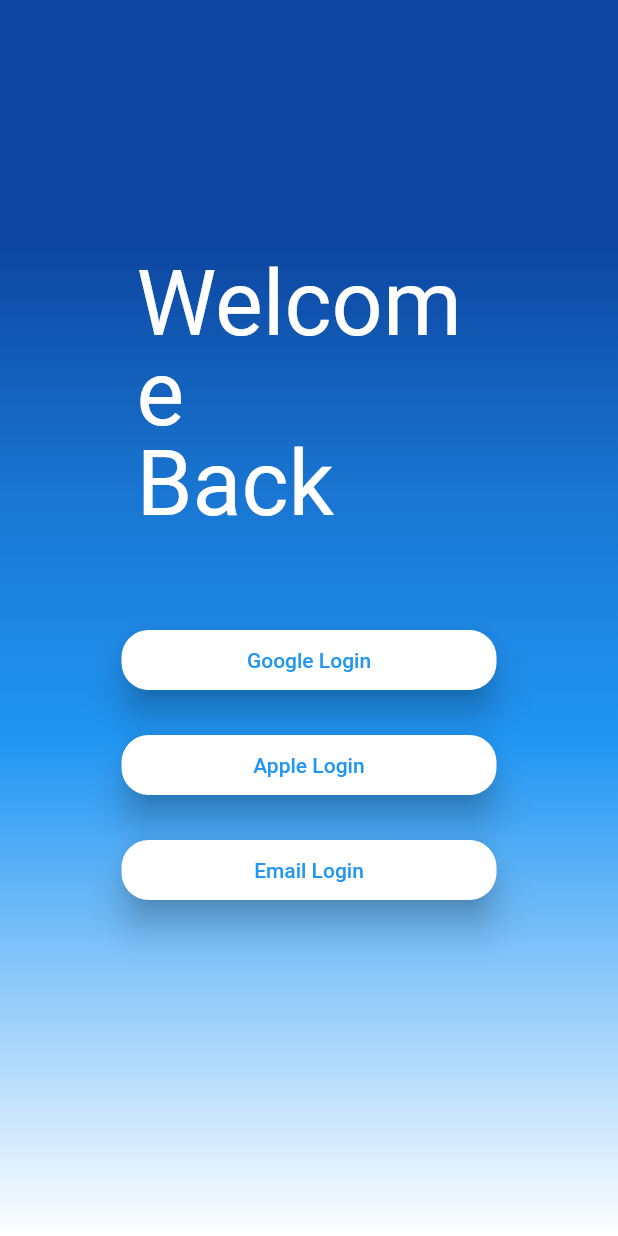
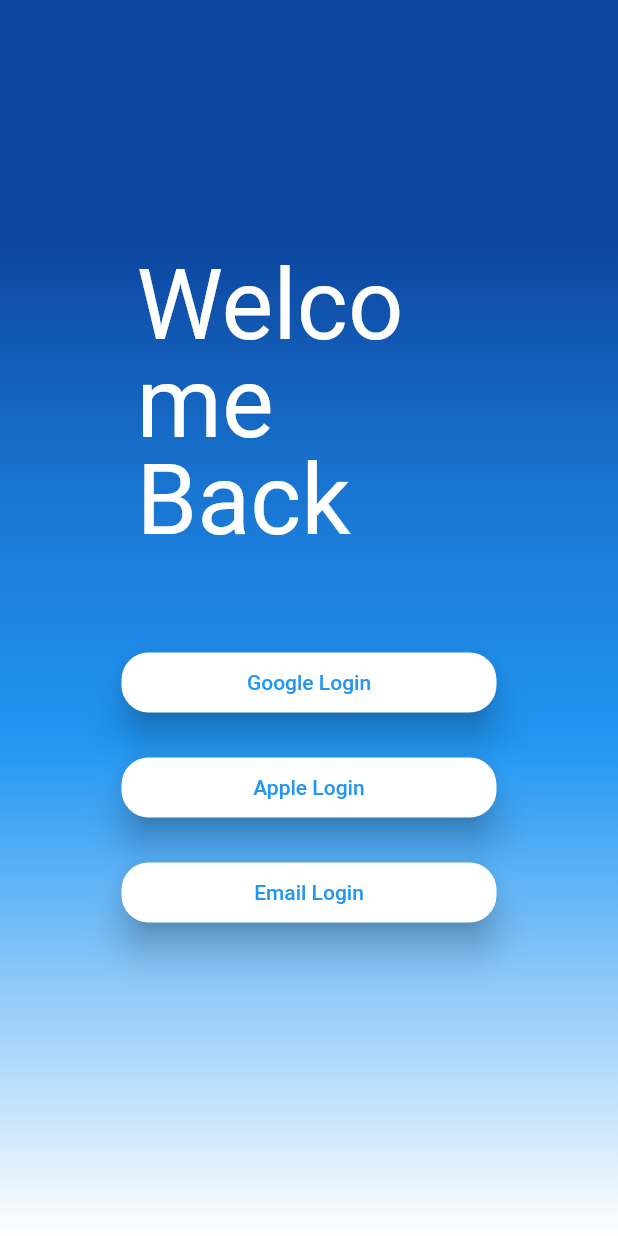
Before and after one commit to ChunKaiC/mystats, a Flutter app: the screen it shows after launch, after a tap on "Login", on a phone screen of 412 x 824 dp. Run offline on Flutter 3.47's test engine with Material 2 defaults, Android fonts, the phone set to English and light mode, and no system bars; our stand-ins replace firebase_auth, firebase_core, google_fonts, google_sign_in; accounts and stored records are empty; Roboto replaces fonts that are missing (Koulen).

Commit message:
changed sizing

```diff
--- a/lib/views/landing_view.dart
+++ b/lib/views/landing_view.dart
@@ -104,13 +104,13 @@
                 child: Icon(
                   Icons.ssid_chart_rounded,
                   color: Colors.white,
-                  size: 50,
+                  size: 55,
                 ),
               ),
               TextSpan(
                 text: 'mystats',
                 style: GoogleFonts.koulen(
-                    height: .1, fontSize: 60, color: Colors.white),
+                    height: .1, fontSize: 65, color: Colors.white),
               ),
             ],
           ),
--- a/lib/views/login_view.dart
+++ b/lib/views/login_view.dart
@@ -42,7 +42,7 @@
                         'Welcome\nBack',
                         textAlign: TextAlign.justify,
                         style: GoogleFonts.koulen(
-                            fontSize: 60, color: Colors.white, height: 1),
+                            fontSize: 65, color: Colors.white, height: 1),
                       ),
                     ),
                   ],
```
